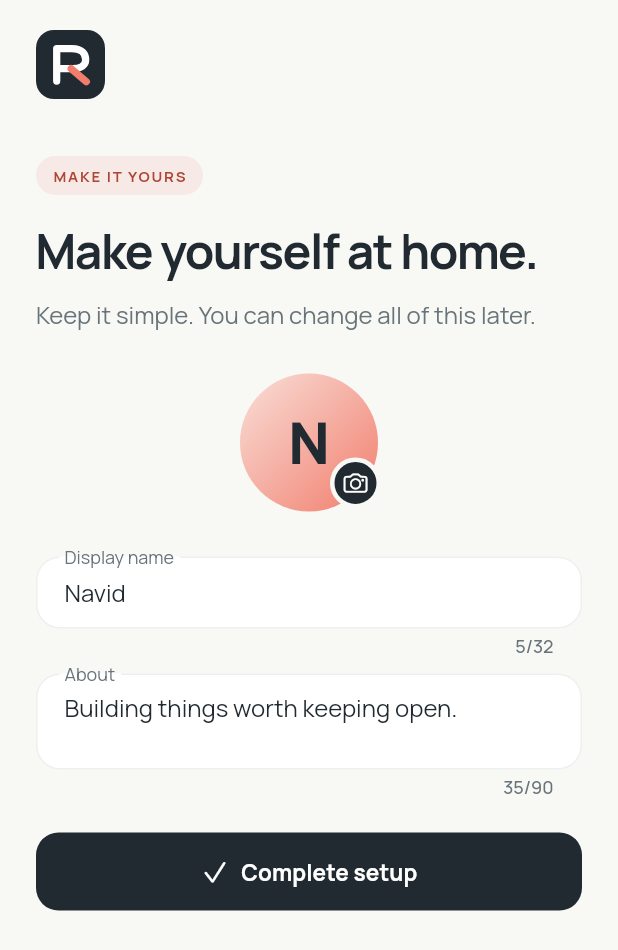
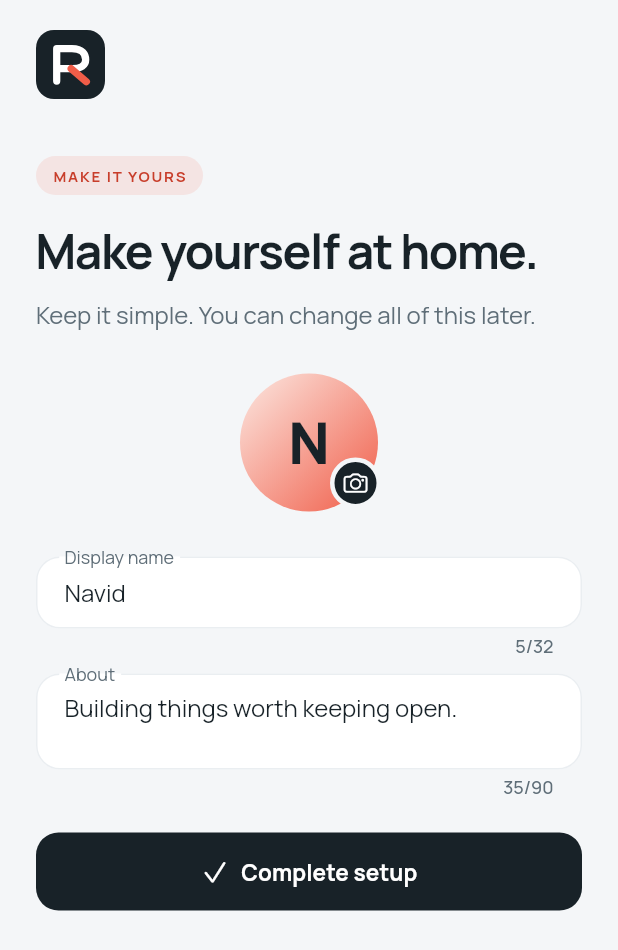
Before and after one commit to NavidZamanKhan/Relay, a Flutter app: the screen it shows once a user with an empty profile is signed in, on a phone screen of 412 x 824 dp. Shown: the top 950 px of the screen. Run offline on Flutter 3.47's test engine with Material 3 defaults, Android fonts, the phone set to English and light mode, and no system bars; our stand-ins replace audioplayers, cloud_firestore, equatable, firebase_auth, firebase_core, firebase_storage and 2 more; missing offline and left inert: cryptography, record; accounts and stored records are empty; network calls fail.

Commit message:
fix(voice-and-theme): fast-fail storage upload timeout, remove header avatar presence dot, and refine theme palette

```diff
--- a/lib/core/theme/relay_colors.dart
+++ b/lib/core/theme/relay_colors.dart
@@ -1,25 +1,25 @@
 import 'package:flutter/material.dart';
 
 abstract final class RelayColors {
-  static const porcelain = Color(0xFFF8F8F5);
+  static const porcelain = Color(0xFFF4F6F8);
   static const paper = Color(0xFFFFFFFF);
-  static const paperRaised = Color(0xFFFFFFFF);
-  static const ink = Color(0xFF202A30);
-  static const inkSoft = Color(0xFF68747A);
-  static const inkFaint = Color(0xFF899196);
-  static const line = Color(0xFFE7EAE7);
+  static const paperRaised = Color(0xFFEAEFF5);
+  static const ink = Color(0xFF182228);
+  static const inkSoft = Color(0xFF5F6E78);
+  static const inkFaint = Color(0xFF8C9BA5);
+  static const line = Color(0xFFE2E7EC);
 
-  static const coral = Color(0xFFF17D6C);
-  static const coralDeep = Color(0xFFAE4636);
-  static const coralWash = Color(0xFFF9DFD8);
-  static const mint = Color(0xFF329877);
-  static const blue = Color(0xFF3279C0);
+  static const coral = Color(0xFFF05D48);
+  static const coralDeep = Color(0xFFC83E2B);
+  static const coralWash = Color(0xFFFCE8E2);
+  static const mint = Color(0xFF10B981);
+  static const blue = Color(0xFF2563EB);
 
-  static const night = Color(0xFF141B20);
-  static const nightRaised = Color(0xFF202A30);
-  static const nightSoft = Color(0xFF2A353C);
-  static const nightLine = Color(0xFF354148);
-  static const moon = Color(0xFFF4F5F2);
-  static const moonMuted = Color(0xFFACB7BD);
-  static const coralNight = Color(0xFF593D38);
+  static const night = Color(0xFF0F1418);
+  static const nightRaised = Color(0xFF182026);
+  static const nightSoft = Color(0xFF232D35);
+  static const nightLine = Color(0xFF2B3740);
+  static const moon = Color(0xFFF3F6F8);
+  static const moonMuted = Color(0xFF91A1AC);
+  static const coralNight = Color(0xFF3E231E);
 }
--- a/lib/core/theme/relay_theme.dart
+++ b/lib/core/theme/relay_theme.dart
@@ -20,9 +20,9 @@ abstract final class RelayTheme {
     final scheme = ColorScheme(
       brightness: brightness,
       primary: RelayColors.coral,
-      onPrimary: RelayColors.ink,
+      onPrimary: Colors.white,
       secondary: isDark ? RelayColors.coral : RelayColors.coralDeep,
-      onSecondary: isDark ? RelayColors.ink : RelayColors.paper,
+      onSecondary: isDark ? RelayColors.night : RelayColors.paper,
       secondaryContainer: isDark
           ? RelayColors.coralNight
           : RelayColors.coralWash,
@@ -31,10 +31,10 @@ abstract final class RelayTheme {
       onError: Colors.white,
       surface: surface,
       surfaceContainerLowest: background,
-      surfaceContainerLow: surface,
+      surfaceContainerLow: isDark ? const Color(0xFF13191F) : const Color(0xFFFAFBFC),
       surfaceContainer: surface,
       surfaceContainerHigh: raisedSurface,
-      surfaceContainerHighest: raisedSurface,
+      surfaceContainerHighest: isDark ? const Color(0xFF2C3740) : const Color(0xFFDFE4EB),
       surfaceTint: Colors.transparent,
       onSurface: foreground,
       onSurfaceVariant: muted,
--- a/lib/features/chats/chat_list_page.dart
+++ b/lib/features/chats/chat_list_page.dart
@@ -94,7 +94,7 @@ class _ChatListPageState extends State<ChatListPage> {
                     hintText: 'Search messages or people',
                     fillColor: dark
                         ? RelayColors.nightSoft
-                        : const Color(0xFFEEEFEA),
+                        : RelayColors.paperRaised,
                     prefixIcon: const Icon(CupertinoIcons.search, size: 19),
                     border: OutlineInputBorder(
                       borderRadius: BorderRadius.circular(15),
--- a/lib/features/chats/conversation_page.dart
+++ b/lib/features/chats/conversation_page.dart
@@ -172,7 +172,7 @@ class _ConversationHeader extends StatelessWidget {
             child: RelayAvatar(
               name: displayName,
               asset: avatarAsset,
-              online: isOnline,
+              online: false,
               size: 40,
             ),
           ),
--- a/lib/features/chats/repositories/firestore_chat_repository.dart
+++ b/lib/features/chats/repositories/firestore_chat_repository.dart
@@ -843,10 +843,10 @@ class FirestoreChatRepository implements IChatRepository {
       final uploadTask = await storageRef.putData(
         Uint8List.fromList(ciphertextBytes),
         SettableMetadata(contentType: 'application/octet-stream'),
-      );
-      downloadUrl = await uploadTask.ref.getDownloadURL();
+      ).timeout(const Duration(milliseconds: 1500));
+      downloadUrl = await uploadTask.ref.getDownloadURL().timeout(const Duration(milliseconds: 1500));
     } catch (_) {
-      // Graceful fallback to inline base64 if Cloud Storage bucket is not yet provisioned or offline
+      // Graceful fallback to inline base64 if Cloud Storage bucket is not yet provisioned, timed out, or offline
       if (ciphertextBytes.length < 500 * 1024) {
         audioData = base64Encode(ciphertextBytes);
       } else {
@@ -870,7 +870,7 @@ class FirestoreChatRepository implements IChatRepository {
       recipientId: effectiveRecipientId,
       sentAt: DateTime.now(),
       kind: MessageKind.voice,
-      encryptedPayload: audioData ?? downloadUrl ?? '[Voice message]',
+      encryptedPayload: '[Voice message]',
       audioUrl: downloadUrl,
       audioData: audioData,
       waveform: waveform,
@@ -998,10 +998,10 @@ class FirestoreChatRepository implements IChatRepository {
       try {
         if (audioUrl.startsWith('gs://') || !audioUrl.startsWith('http')) {
           final storageRef = _storage.ref(audioUrl);
-          ciphertextBytes = await storageRef.getData();
+          ciphertextBytes = await storageRef.getData().timeout(const Duration(milliseconds: 2000));
         } else {
           final storageRef = _storage.refFromURL(audioUrl);
-          ciphertextBytes = await storageRef.getData();
+          ciphertextBytes = await storageRef.getData().timeout(const Duration(milliseconds: 2000));
         }
       } catch (_) {}
     }
```
